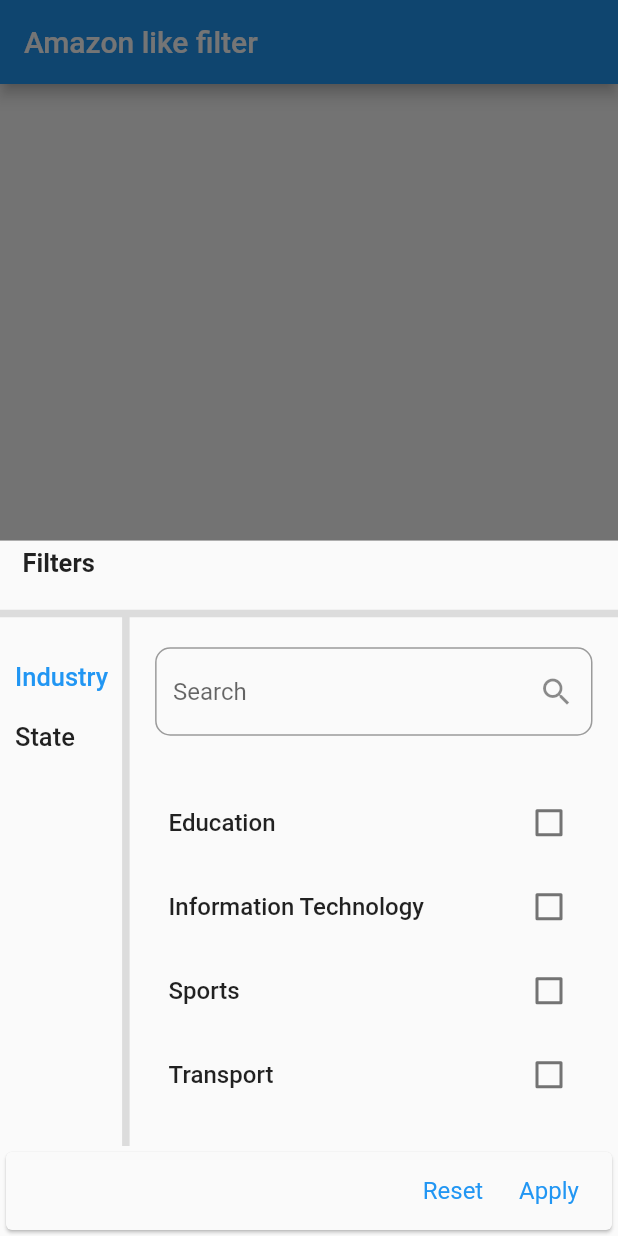
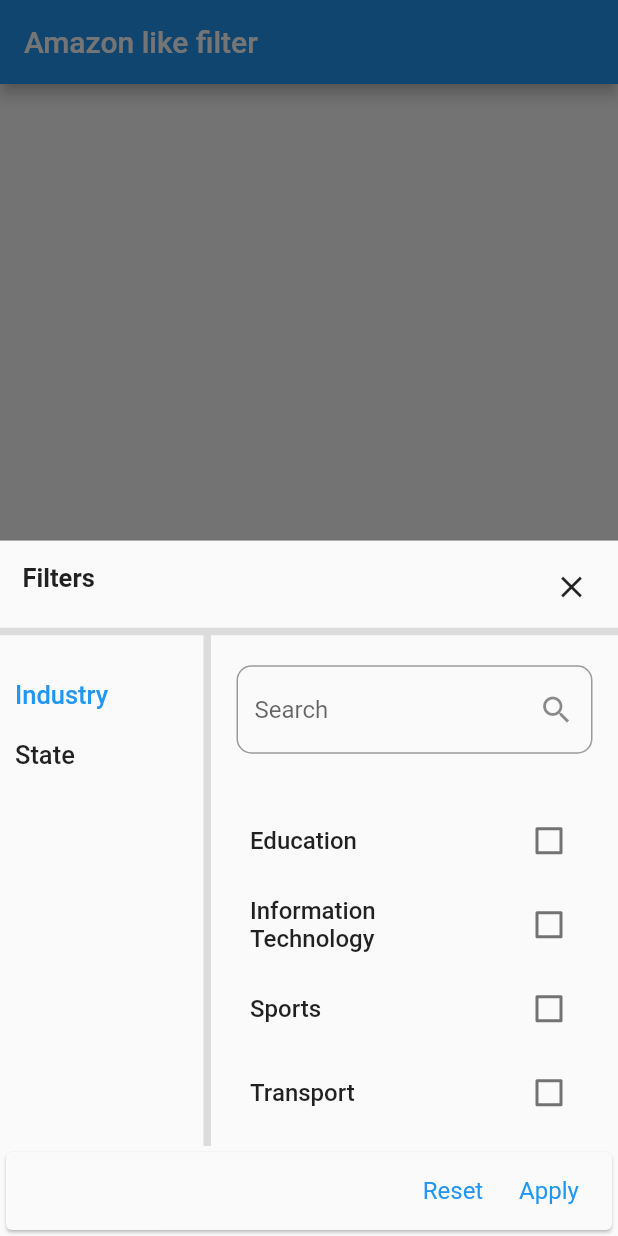
Before and after one commit to subhashDev11/amazon_like_filter, a Flutter app: the screen it shows after launch, after a tap on the "add" icon, on a phone screen of 412 x 824 dp. Run offline on Flutter 3.47's test engine with Material 2 defaults, Android fonts, the phone set to English and light mode, and no system bars; our stand-ins replace equatable, flutter_bloc.

```diff
--- a/lib/props/filter_props.dart
+++ b/lib/props/filter_props.dart
@@ -6,10 +6,16 @@ class FilterProps {
   final List<FilterListModel> filters;
   final String? title;
   final ThemeProps? themeProps;
+  final Icon? closeIcon;
+  final bool? showCloseIcon;
+  final Function? onCloseTap;
 
   final Function(List<AppliedFilterModel> appliedFilterModel)? onFilterChange;
 
   FilterProps({
+    this.closeIcon,
+    this.onCloseTap,
+    this.showCloseIcon,
     required this.filters,
     this.onFilterChange,
     this.title,
--- a/lib/widgets/filter_widget.dart
+++ b/lib/widgets/filter_widget.dart
@@ -62,20 +62,42 @@ class _FilterState extends State<Filter> with FilterStyleMixin {
         return Scaffold(
           body: Column(
             crossAxisAlignment: CrossAxisAlignment.start,
+            mainAxisAlignment: MainAxisAlignment.start,
             children: [
               Padding(
                 padding: const EdgeInsets.symmetric(
                   horizontal: 15,
-                  vertical: 5,
+                  vertical: 15,
                 ),
-                child: FilterText(
+                child: Row(
+                  mainAxisAlignment: MainAxisAlignment.spaceBetween,
+                  crossAxisAlignment: CrossAxisAlignment.start,
+                  children: [
+                    FilterText(
                       title: _filterCubit.filterProps.title ?? 'Filters',
                       style: themeProps?.titleStyle,
                       fontColor: themeProps?.titleColor,
                     ),
+                    Visibility(
+                      visible: (_filterCubit.filterProps.showCloseIcon ?? true),
+                      child: IconButton(
+                        padding: EdgeInsets.zero,
+                        visualDensity: const VisualDensity(
+                          horizontal: -4,
+                          vertical: -4,
                         ),
-              const SizedBox(
-                height: 20,
+                        onPressed: () {
+                          if (_filterCubit.filterProps.onCloseTap != null) {
+                            _filterCubit.filterProps.onCloseTap!();
+                          }
+                          Navigator.of(context).pop();
+                        },
+                        icon: _filterCubit.filterProps.closeIcon ??
+                            const Icon(Icons.close),
+                      ),
+                    )
+                  ],
+                ),
               ),
               themeProps?.divider ??
                   Divider(
@@ -85,9 +107,10 @@ class _FilterState extends State<Filter> with FilterStyleMixin {
                   ),
               Expanded(
                 child: Row(
+                  crossAxisAlignment: CrossAxisAlignment.start,
                   children: [
                     Expanded(
-                      flex: 2,
+                      flex: 3,
                       child: Padding(
                         padding: const EdgeInsets.only(
                           left: 10,
@@ -139,12 +162,14 @@ class _FilterState extends State<Filter> with FilterStyleMixin {
                               getDividerColor(context),
                         ),
                     Expanded(
-                      flex: 8,
+                      flex: 6,
                       child: Builder(builder: (context) {
-                        return Padding(
+                        return SingleChildScrollView(
                           padding: const EdgeInsets.all(10),
+                          physics: const BouncingScrollPhysics(),
                           child: Column(
                             crossAxisAlignment: CrossAxisAlignment.start,
+                            mainAxisAlignment: MainAxisAlignment.start,
                             children: [
                               Padding(
                                 padding: const EdgeInsets.symmetric(
@@ -226,20 +251,15 @@ class _FilterState extends State<Filter> with FilterStyleMixin {
                                                               ?.searchIconColor,
                                                         ),
                                                   )),
-                                        onFieldSubmitted: (value) {
+                                        onFieldSubmitted: (value) {},
+                                        textInputAction: TextInputAction.search,
+                                        onChanged: (value) {
                                           _searchValueNotifier.value = value;
                                           if (value.isEmpty) {
                                             _clearSearch();
                                           } else {
                                             _filterCubit.filterBySearch(
                                                 _searchController.text);
-                                          }
-                                        },
-                                        textInputAction: TextInputAction.search,
-                                        onChanged: (value) {
-                                          _searchValueNotifier.value = value;
-                                          if (value.isEmpty) {
-                                            _clearSearch();
                                           }
                                         },
                                       );
@@ -265,8 +285,8 @@ class _FilterState extends State<Filter> with FilterStyleMixin {
                                       .filters[state.activeFilterIndex]
                                       .filterOptions;
                                   if (list.isNotEmpty) {
-                                    return Expanded(
-                                      child: ListView.builder(
+                                    return ListView.builder(
+                                      shrinkWrap: true,
                                       itemCount: list.length,
                                       itemBuilder: (_, index) {
                                         final item = list[index];
@@ -287,7 +307,6 @@ class _FilterState extends State<Filter> with FilterStyleMixin {
                                           },
                                         );
                                       },
-                                      ),
                                     );
                                   } else {
                                     return const SizedBox();
--- a/pubspec.yaml
+++ b/pubspec.yaml
@@ -1,6 +1,6 @@
 name: amazon_like_filter
 description: 'AmazonLikeFilter is an widget that is used to build Filter UI like as amazon app.'
-version: 0.0.4
+version: 1.0.0
 homepage: https://github.com/subhashDev11/amazon_like_filter
 
 environment:
```
Also changed, not shown: lib/filter_style_mixin.dart (+6 -3 lines), 1 other file. Lines whose indentation alone changed are shown as unchanged.
